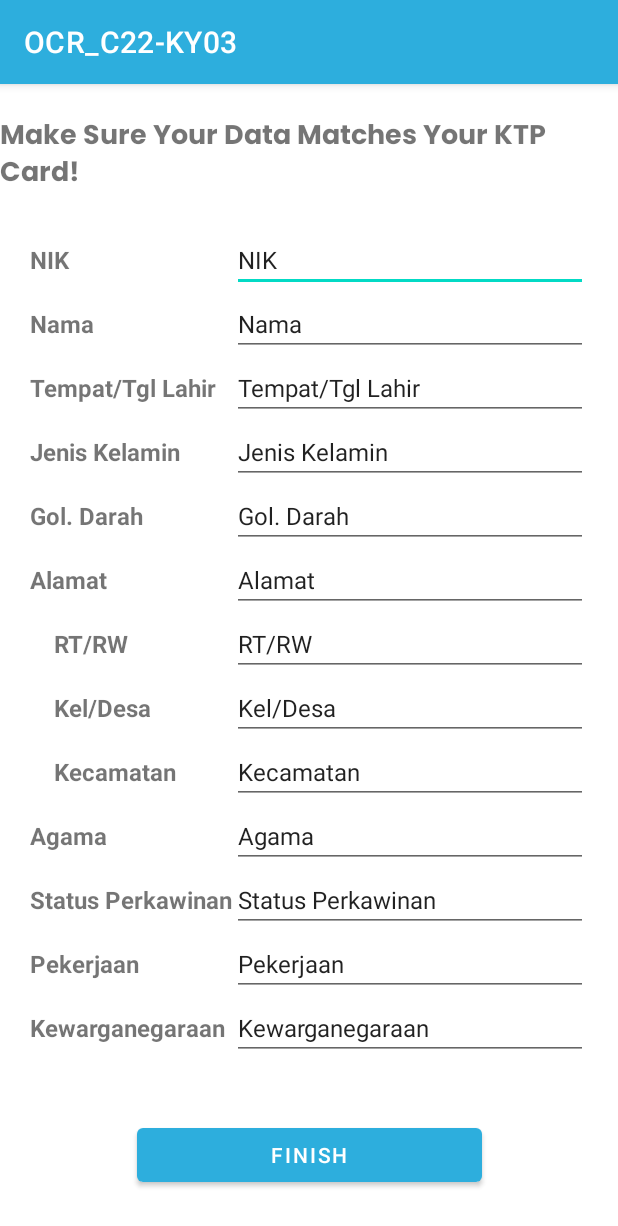
After one commit to rafiaditya1/OCR_C22-KY03, an Android app: the FormActivity screen opened directly, with no data from a screen before it, on a phone screen of 412 x 824 dp. The commit adds this screen. Shown: the top 1226 px of the screen. Run offline under Robolectric (Android 15) with nearby library versions, the phone set to English and light mode, and no system bars.

Commit message:
Mengubah MainActivity dan menambahkan beberapa Activity baru

```diff
--- /dev/null
+++ b/app/src/main/java/com/bangkit/ocr_c22_ky03/FormActivity.kt
@@ -0,0 +1,39 @@
+package com.bangkit.ocr_c22_ky03
+
+import android.content.Intent
+import androidx.appcompat.app.AppCompatActivity
+import android.os.Bundle
+import com.bangkit.ocr_c22_ky03.databinding.ActivityFormBinding
+
+class FormActivity : AppCompatActivity() {
+
+    private lateinit var binding: ActivityFormBinding
+
+    override fun onCreate(savedInstanceState: Bundle?) {
+        super.onCreate(savedInstanceState)
+        binding = ActivityFormBinding.inflate(layoutInflater)
+        setContentView(binding.root)
+
+        binding.btnFinish.setOnClickListener{
+            intent = Intent(this@FormActivity, MainActivity::class.java)
+            startActivity(intent)
+        }
+    }
+
+    companion object {
+        val DATA_KTP = "data_ktp"
+        val EXTRA_NIK = "extra_nik"
+        val EXTRA_NAMA = "extra_nama"
+        val EXTRA_TTL = "extra_ttl"
+        val EXTRA_JENIS_KELAMIN = "extra_jenis_kelamin"
+        val EXTRA_GOL_DARAH= "extra_gol_darah"
+        val EXTRA_ALAMAT = "extra_alamar"
+        val EXTRA_RT_RW = "extra_rt_rw"
+        val EXTRA_KEL_DESA = "extra_kel_desa"
+        val EXTRA_KECAMATAN = "extra_kecamatan"
+        val EXTRA_AGAMA = "extra_agama"
+        val EXTRA_STATUS_PERKAWINAN = "extra_status_perkawinan"
+        val EXTRA_PEKERJAAN = "extra_pekerjaan"
+        val EXTRA_KEWARGANEGARAAN = "extra_kewarganegaraan"
+    }
+}
--- /dev/null
+++ b/app/src/main/res/layout/activity_form.xml
@@ -0,0 +1,249 @@
+<?xml version="1.0" encoding="utf-8"?>
+<androidx.constraintlayout.widget.ConstraintLayout xmlns:android="http://schemas.android.com/apk/res/android"
+    xmlns:app="http://schemas.android.com/apk/res-auto"
+    xmlns:tools="http://schemas.android.com/tools"
+    android:layout_width="match_parent"
+    android:layout_height="match_parent"
+    tools:context=".FormActivity">
+
+    <TextView
+        android:id="@+id/tv_title"
+        style="@style/Text.Title"
+        android:layout_width="wrap_content"
+        android:layout_height="wrap_content"
+        android:layout_marginTop="20dp"
+        android:text="@string/title_form"
+        app:layout_constraintEnd_toEndOf="parent"
+        app:layout_constraintStart_toStartOf="parent"
+        app:layout_constraintTop_toTopOf="parent" />
+
+    <TableLayout
+        android:layout_width="match_parent"
+        android:layout_height="wrap_content"
+        android:layout_margin="20dp"
+        android:stretchColumns="2"
+        app:layout_constraintTop_toBottomOf="@+id/tv_title">
+
+        <TableRow>
+
+            <TextView
+                android:layout_column="1"
+                android:text="@string/tv_nik"
+                android:textSize="16sp"
+                android:textStyle="bold" />
+
+            <com.google.android.material.textfield.TextInputEditText
+                android:id="@+id/edt_nik"
+                android:gravity="start"
+                android:inputType="number"
+                android:text="@string/tv_nik"
+                android:textSize="16sp" />
+        </TableRow>
+
+        <TableRow>
+
+            <TextView
+                android:layout_column="1"
+                android:text="@string/tv_nama"
+                android:textSize="16sp"
+                android:textStyle="bold" />
+
+            <com.google.android.material.textfield.TextInputEditText
+                android:id="@+id/edt_nama"
+                android:gravity="start"
+                android:inputType="text"
+                android:text="@string/tv_nama"
+                android:textSize="16sp" />
+        </TableRow>
+
+        <TableRow>
+
+            <TextView
+                android:layout_column="1"
+                android:text="@string/tv_tempat_tgl_lahir"
+                android:textSize="16sp"
+                android:textStyle="bold" />
+
+            <com.google.android.material.textfield.TextInputEditText
+                android:id="@+id/edt_tempat_tgl_lahir"
+                android:gravity="start"
+                android:inputType="text"
+                android:text="@string/tv_tempat_tgl_lahir"
+                android:textSize="16sp" />
+        </TableRow>
+
+        <TableRow>
+
+            <TextView
+                android:layout_column="1"
+                android:text="@string/tv_jenis_kelamin"
+                android:textSize="16sp"
+                android:textStyle="bold" />
+
+            <com.google.android.material.textfield.TextInputEditText
+                android:id="@+id/edt_jenis_kelamin"
+                android:gravity="start"
+                android:inputType="text"
+                android:text="@string/tv_jenis_kelamin"
+                android:textSize="16sp" />
+        </TableRow>
+
+        <TableRow>
+
+            <TextView
+                android:layout_column="1"
+                android:text="@string/tv_gol_darah"
+                android:textSize="16sp"
+                android:textStyle="bold" />
+
+            <com.google.android.material.textfield.TextInputEditText
+                android:id="@+id/edt_gol_darah"
+                android:gravity="start"
+                android:inputType="text"
+                android:text="@string/tv_gol_darah"
+                android:textSize="16sp" />
+        </TableRow>
+
+        <TableRow>
+
+            <TextView
+                android:layout_column="1"
+                android:text="@string/tv_alamat"
+                android:textSize="16sp"
+                android:textStyle="bold" />
+
+            <com.google.android.material.textfield.TextInputEditText
+                android:id="@+id/edt_alamat"
+                android:gravity="start"
+                android:inputType="text"
+                android:text="@string/tv_alamat"
+                android:textSize="16sp" />
+        </TableRow>
+
+        <TableRow>
+
+            <TextView
+                android:layout_column="1"
+                android:paddingHorizontal="16dp"
+                android:text="@string/tv_rt_rw"
+                android:textSize="16sp"
+                android:textStyle="bold" />
+
+            <com.google.android.material.textfield.TextInputEditText
+                android:id="@+id/edt_rt_rw"
+                android:gravity="start"
+                android:inputType="text"
+                android:text="@string/tv_rt_rw"
+                android:textSize="16sp" />
+        </TableRow>
+
+        <TableRow>
+
+            <TextView
+                android:layout_column="1"
+                android:paddingHorizontal="16dp"
+                android:text="@string/tv_kel_desa"
+                android:textSize="16sp"
+                android:textStyle="bold" />
+
+            <com.google.android.material.textfield.TextInputEditText
+                android:id="@+id/edt_kel_desa"
+                android:gravity="start"
+                android:inputType="text"
+                android:text="@string/tv_kel_desa"
+                android:textSize="16sp" />
+        </TableRow>
+
+        <TableRow>
+
+            <TextView
+                android:layout_column="1"
+                android:paddingHorizontal="16dp"
+                android:text="@string/tv_kecamatan"
+                android:textSize="16sp"
+                android:textStyle="bold" />
+
+            <com.google.android.material.textfield.TextInputEditText
+                android:id="@+id/edt_kecamatan"
+                android:gravity="start"
+                android:inputType="text"
+                android:text="@string/tv_kecamatan"
+                android:textSize="16sp" />
+        </TableRow>
+
+        <TableRow>
+
+            <TextView
+                android:layout_column="1"
+                android:text="@string/tv_agama"
+                android:textSize="16sp"
+                android:textStyle="bold" />
+
+            <com.google.android.material.textfield.TextInputEditText
+                android:id="@+id/edt_agama"
+                android:gravity="start"
+                android:inputType="text"
+                android:text="@string/tv_agama"
+                android:textSize="16sp" />
+        </TableRow>
+
+        <TableRow>
+
+            <TextView
+                android:layout_column="1"
+                android:text="@string/tv_status_perkawinan"
+                android:textSize="16sp"
+                android:textStyle="bold" />
+
+            <com.google.android.material.textfield.TextInputEditText
+                android:id="@+id/edt_status_perkawinan"
+                android:gravity="start"
+                android:inputType="text"
+                android:text="@string/tv_status_perkawinan"
+                android:textSize="16sp" />
+        </TableRow>
+
+        <TableRow>
+
+            <TextView
+                android:layout_column="1"
+                android:text="@string/tv_pekerjaan"
+                android:textSize="16sp"
+                android:textStyle="bold" />
+
+            <com.google.android.material.textfield.TextInputEditText
+                android:id="@+id/edt_pekerjaan"
+                android:gravity="start"
+                android:inputType="text"
+                android:text="@string/tv_pekerjaan"
+                android:textSize="16sp" />
+        </TableRow>
+
+        <TableRow>
+
+            <TextView
+                android:layout_column="1"
+                android:text="@string/tv_kewarganegaraan"
+                android:textSize="16sp"
+                android:textStyle="bold" />
+
+            <com.google.android.material.textfield.TextInputEditText
+                android:id="@+id/edt_kewarganegaraan"
+                android:gravity="start"
+                android:inputType="text"
+                android:text="@string/tv_kewarganegaraan"
+                android:textSize="16sp" />
+        </TableRow>
+    </TableLayout>
+
+    <Button
+        android:id="@+id/btn_finish"
+        android:layout_width="230dp"
+        android:layout_height="wrap_content"
+        android:layout_marginBottom="30dp"
+        android:text="@string/finish"
+        app:layout_constraintBottom_toBottomOf="parent"
+        app:layout_constraintEnd_toEndOf="parent"
+        app:layout_constraintStart_toStartOf="parent" />
+
+</androidx.constraintlayout.widget.ConstraintLayout>
--- a/app/src/main/res/values/colors.xml
+++ b/app/src/main/res/values/colors.xml
@@ -7,5 +7,6 @@
     <color name="teal_700">#FF018786</color>
     <color name="black">#FF000000</color>
     <color name="white">#FFFFFFFF</color>
-    <color name="primary_blue">#1CA0E1</color>
+    <color name="primary_blue">#2DAEDD</color>
+    <color name="button_color">#0094DB</color>
 </resources>
--- a/app/src/main/res/values/strings.xml
+++ b/app/src/main/res/values/strings.xml
@@ -3,5 +3,24 @@
     <string name="welcome_image">welcome image</string>
     <string name="add_verification">Add Verification</string>
     <string name="status">Status</string>
-    <string name="title_home">Welcome to OCR KTP</string>
+    <string name="title_home">Welcome to</string>
+    <string name="logo_traveloka">logo traveloka</string>
+    <string name="logo_ocr">logo_ocr</string>
+    <string name="logo_team">logo_team</string>
+    <string name="img_status_ktp">img_status ktp</string>
+    <string name="tv_nama">Nama</string>
+    <string name="tv_nik">NIK</string>
+    <string name="tv_tempat_tgl_lahir">Tempat/Tgl Lahir</string>
+    <string name="tv_jenis_kelamin">Jenis Kelamin</string>
+    <string name="tv_gol_darah">Gol. Darah</string>
+    <string name="tv_alamat">Alamat</string>
+    <string name="tv_rt_rw">RT/RW</string>
+    <string name="tv_kel_desa">Kel/Desa</string>
+    <string name="tv_kecamatan">Kecamatan</string>
+    <string name="tv_agama">Agama</string>
+    <string name="tv_status_perkawinan">Status Perkawinan</string>
+    <string name="tv_pekerjaan">Pekerjaan</string>
+    <string name="tv_kewarganegaraan">Kewarganegaraan</string>
+    <string name="title_form">Make Sure Your Data Matches Your KTP Card!</string>
+    <string name="finish">Finish</string>
 </resources>
--- a/app/src/main/res/values/themes.xml
+++ b/app/src/main/res/values/themes.xml
@@ -31,7 +31,7 @@
     </style>
 
     <style name="Text.Title">
-        <item name="android:textSize">14sp</item>
+        <item name="android:textSize">18sp</item>
         <item name="android:fontFamily">@font/poppins_bold</item>
     </style>
 
--- a/build.gradle
+++ b/build.gradle
@@ -2,7 +2,7 @@
 plugins {
     id 'com.android.application' version '7.1.2' apply false
     id 'com.android.library' version '7.1.2' apply false
-    id 'org.jetbrains.kotlin.android' version '1.6.10' apply false
+    id 'org.jetbrains.kotlin.android' version '1.6.20' apply false
 }
 
 task clean(type: Delete) {
```
Also changed, not shown: app/src/main/AndroidManifest.xml (+9 -1 lines), app/src/main/java/com/bangkit/ocr_c22_ky03/DetailActivity.kt (added, +32 -0 lines), app/src/main/res/layout/activity_detail.xml (added, +237 -0 lines), app/src/main/res/layout/activity_main.xml (+48 -15 lines).
